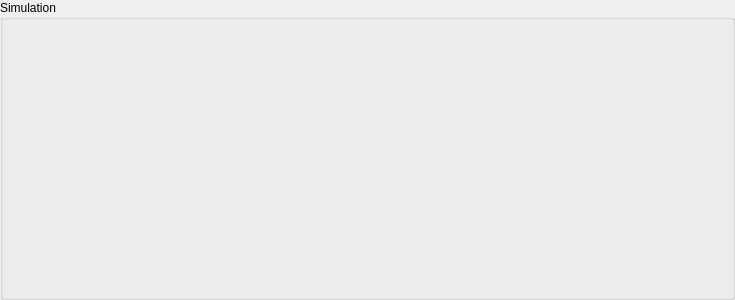
Above: Holonic_Simulation/Simulation/Simulation.ui from nejatafshar/Holonic-Simulation before the change. Below: the same form after it.
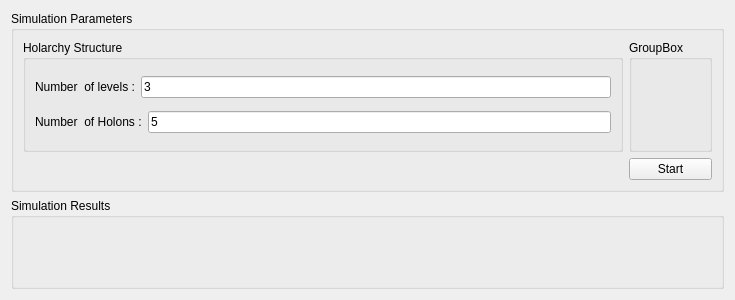
That is the form after the change. Icons and pictures are not drawn.

Commit message: Designed a basic user interface

Patch:
```diff
--- a/Holonic_Simulation/Simulation/Simulation.ui
+++ b/Holonic_Simulation/Simulation/Simulation.ui
@@ -22,35 +22,85 @@
     <height>300</height>
    </size>
   </property>
-  <property name="windowTitle">
-   <string>Soft Panel</string>
-  </property>
-  <property name="windowIcon">
-   <iconset>
-    <normaloff>:/images/images/Power(1).ico</normaloff>:/images/images/Power(1).ico</iconset>
-  </property>
-  <layout class="QGridLayout" name="gridLayout">
-   <property name="leftMargin">
-    <number>0</number>
-   </property>
-   <property name="topMargin">
-    <number>0</number>
-   </property>
-   <property name="rightMargin">
-    <number>0</number>
-   </property>
-   <property name="bottomMargin">
-    <number>0</number>
-   </property>
-   <property name="spacing">
-    <number>0</number>
-   </property>
-   <item row="0" column="0" rowspan="2">
+  <layout class="QGridLayout">
+   <item row="0" column="0" rowspan="2" colspan="2">
     <widget class="QGroupBox" name="groupBox">
      <property name="title">
-      <string>Simulation</string>
+      <string>Simulation Parameters</string>
      </property>
-     <layout class="QGridLayout" name="Layout"/>
+     <layout class="QGridLayout" name="Layout">
+      <item row="0" column="1" rowspan="2">
+       <widget class="QGroupBox" name="groupBox_3">
+        <property name="title">
+         <string>GroupBox</string>
+        </property>
+       </widget>
+      </item>
+      <item row="0" column="0" rowspan="2">
+       <widget class="QGroupBox" name="groupBox_2">
+        <property name="title">
+         <string>Holarchy Structure</string>
+        </property>
+        <layout class="QGridLayout" name="gridLayout">
+         <item row="0" column="0">
+          <widget class="QLabel" name="label">
+           <property name="text">
+            <string>Number  of levels :</string>
+           </property>
+          </widget>
+         </item>
+         <item row="0" column="1" colspan="2">
+          <widget class="QLineEdit" name="levels_lineEdit">
+           <property name="text">
+            <string>3</string>
+           </property>
+          </widget>
+         </item>
+         <item row="1" column="0" colspan="2">
+          <widget class="QLabel" name="label_2">
+           <property name="text">
+            <string>Number  of Holons :</string>
+           </property>
+          </widget>
+         </item>
+         <item row="1" column="2">
+          <widget class="QLineEdit" name="holons_lineEdit">
+           <property name="text">
+            <string>5</string>
+           </property>
+          </widget>
+         </item>
+        </layout>
+       </widget>
+      </item>
+      <item row="2" column="0">
+       <spacer name="horizontalSpacer">
+        <property name="orientation">
+         <enum>Qt::Horizontal</enum>
+        </property>
+        <property name="sizeHint" stdset="0">
+         <size>
+          <width>40</width>
+          <height>20</height>
+         </size>
+        </property>
+       </spacer>
+      </item>
+      <item row="2" column="1">
+       <widget class="QPushButton" name="startBut">
+        <property name="text">
+         <string>Start</string>
+        </property>
+       </widget>
+      </item>
+     </layout>
+    </widget>
+   </item>
+   <item row="2" column="0" colspan="2">
+    <widget class="QGroupBox" name="groupBox_4">
+     <property name="title">
+      <string>Simulation Results</string>
+     </property>
     </widget>
    </item>
   </layout>
```
The commit also changes 1 other file.
